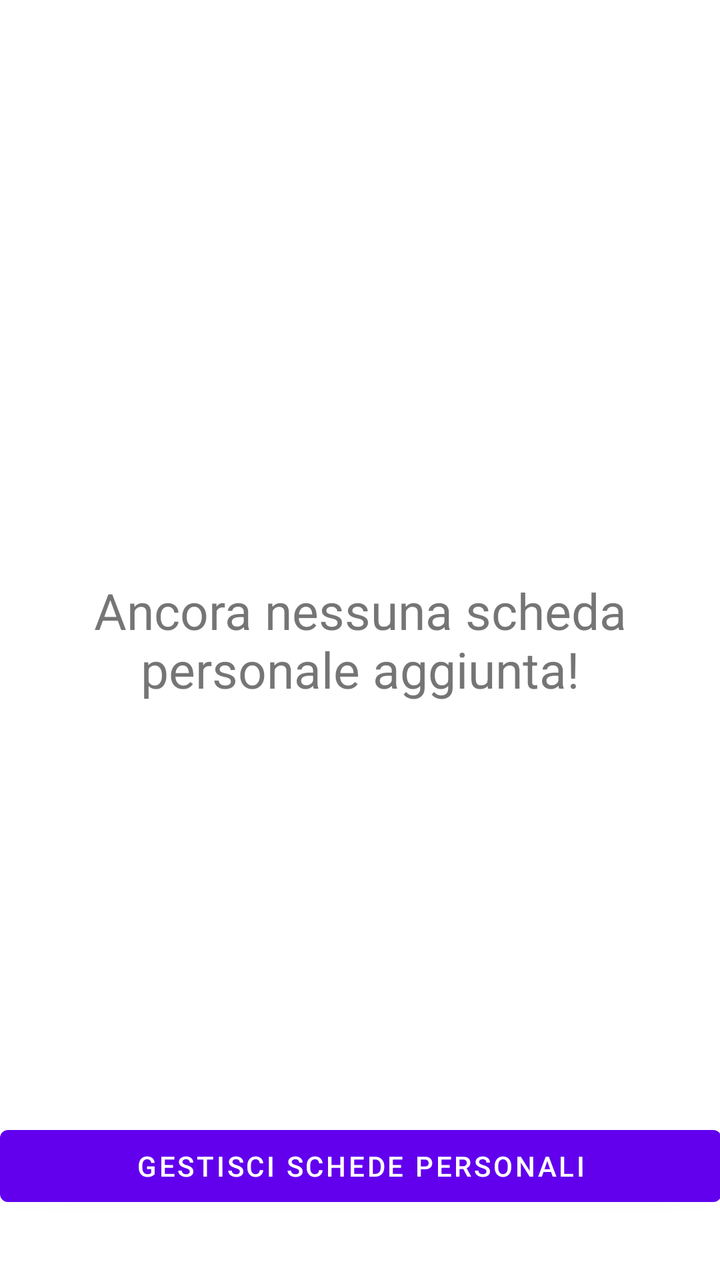
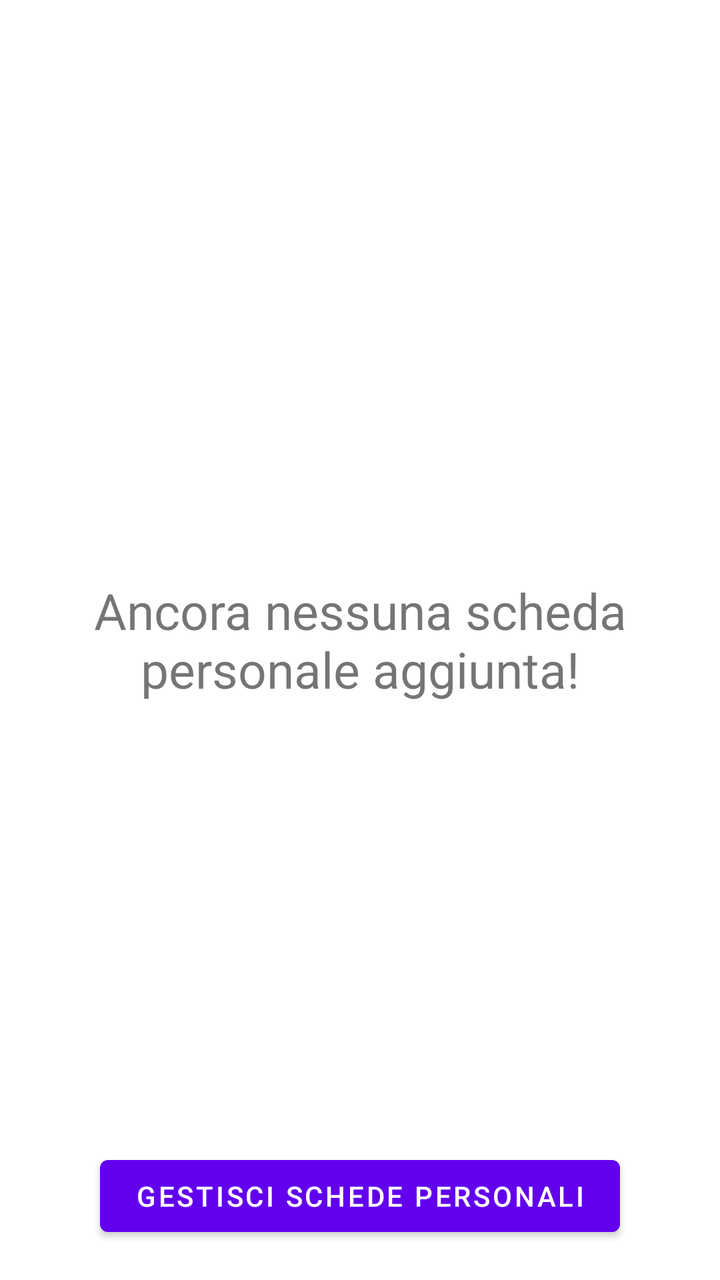

Before-and-after screenshots of an Android layout around one commit, followed by the original layout XML and the change that was made.
<!-- AndroidManifest.xml: application theme Theme.YourCali -->
<!-- res/layout/fragment_personal_workout_plan_selection.xml -->
<?xml version="1.0" encoding="utf-8"?>
<FrameLayout xmlns:android="http://schemas.android.com/apk/res/android"
    xmlns:tools="http://schemas.android.com/tools"
    android:layout_width="match_parent"
    android:layout_height="match_parent"
    xmlns:app="http://schemas.android.com/apk/res-auto"
    tools:context=".PersonalWorkoutPlanSelectionFragment">

    <TextView
        android:id="@+id/emptypersonalworkout"
        android:layout_width="379dp"
        android:layout_height="wrap_content"
        android:layout_gravity="center"
        android:text="Ancora nessuna scheda personale aggiunta!"
        android:textAlignment="center"
        android:textSize="25sp" />

    <LinearLayout
        android:layout_width="match_parent"
        android:layout_height="match_parent"
        android:orientation="vertical">

        <ScrollView
            android:layout_width="match_parent"
            android:layout_height="559dp">

            <androidx.recyclerview.widget.RecyclerView
                android:id="@+id/personalWorkoutRecycler"
                android:layout_width="match_parent"
                android:layout_height="match_parent" />

        </ScrollView>

        <Button
            android:id="@+id/createWorkoutPlanButton"
            android:layout_width="wrap_content"
            android:layout_height="wrap_content"
            android:text="Crea scheda"
            android:visibility="gone" />

        <Button
            android:id="@+id/cancelManagingWorkoutPlansButton"
            android:layout_width="match_parent"
            android:layout_height="wrap_content"
            android:text="Annulla"
            android:visibility="gone" />

        <Button
            android:id="@+id/manageWorkoutPlansButton"
            android:layout_width="match_parent"
            android:layout_height="wrap_content"
            android:layout_alignParentEnd="true"
            android:layout_marginEnd="-1dp"
            android:text="Gestisci schede personali"
            tools:layout_editor_absoluteX="0dp"
            tools:layout_editor_absoluteY="376dp" />

    </LinearLayout>


</FrameLayout>
<!-- resources referenced by this layout -->
<resources>
  <style name="Theme.YourCali" parent="Theme.MaterialComponents.DayNight.NoActionBar">
          
          <item name="colorPrimary">@color/purple_500</item>
          <item name="colorPrimaryVariant">@color/purple_700</item>
          <item name="colorOnPrimary">@color/white</item>
          
          <item name="colorSecondary">@color/teal_200</item>
          <item name="colorSecondaryVariant">@color/teal_700</item>
          <item name="colorOnSecondary">@color/black</item>
          
          <item name="android:statusBarColor" tools:targetApi="l">@color/DarkOrange</item>
          
      </style>
  <color name="purple_500">#FF6200EE</color>
  <color name="purple_700">#FF3700B3</color>
  <color name="white">#FFFFFFFF</color>
  <color name="teal_200">#FF03DAC5</color>
  <color name="teal_700">#FF018786</color>
  <color name="black">#FF000000</color>
  <color name="DarkOrange">#FFFC7C35</color>
</resources>

<!-- the commit's change to res/layout/fragment_personal_workout_plan_selection.xml (unified diff, before → after) -->
@@ -32,16 +32,28 @@
         </ScrollView>
 
         <Button
+            android:layout_width="50dp"
+            android:layout_height="50dp"
             android:id="@+id/createWorkoutPlanButton"
-            android:layout_width="wrap_content"
-            android:layout_height="wrap_content"
-            android:text="Crea scheda"
-            android:visibility="gone" />
+            android:layout_alignParentRight="true"
+            android:layout_centerVertical="true"
+            android:layout_marginRight="20dp"
+            android:autoSizeTextType="uniform"
+            android:background="@drawable/roundedbutton"
+            android:layout_marginTop="-50sp"
+            android:layout_marginLeft="330sp"
+            android:text="+"
+            android:visibility="gone"/>
+
+        <Space
+            android:layout_width="match_parent"
+            android:layout_height="15dp"/>
 
         <Button
             android:id="@+id/cancelManagingWorkoutPlansButton"
             android:layout_width="match_parent"
             android:layout_height="wrap_content"
+            android:layout_marginHorizontal="100dp"
             android:text="Annulla"
             android:visibility="gone" />
 
@@ -49,8 +61,8 @@
             android:id="@+id/manageWorkoutPlansButton"
             android:layout_width="match_parent"
             android:layout_height="wrap_content"
+            android:layout_marginHorizontal="50dp"
             android:layout_alignParentEnd="true"
-            android:layout_marginEnd="-1dp"
             android:text="Gestisci schede personali"
             tools:layout_editor_absoluteX="0dp"
             tools:layout_editor_absoluteY="376dp" />
<!-- resource entries referenced after the edit -->
@@ -1,5 +1,11 @@
 <!-- resources referenced by this layout -->
 <resources>
+  <!-- drawable roundedbutton (drawable) -->
+  <?xml version="1.0" encoding="utf-8"?>
+  <shape xmlns:android="http://schemas.android.com/apk/res/android"
+      android:shape="oval">
+      <solid android:color="@color/Cranberry" />
+  </shape>
   <style name="Theme.YourCali" parent="Theme.MaterialComponents.DayNight.NoActionBar">
           
           <item name="colorPrimary">@color/purple_500</item>
@@ -13,6 +19,7 @@
           <item name="android:statusBarColor" tools:targetApi="l">@color/DarkOrange</item>
           
       </style>
+  <color name="Cranberry">#9F000F</color>
   <color name="purple_500">#FF6200EE</color>
   <color name="purple_700">#FF3700B3</color>
   <color name="white">#FFFFFFFF</color>
